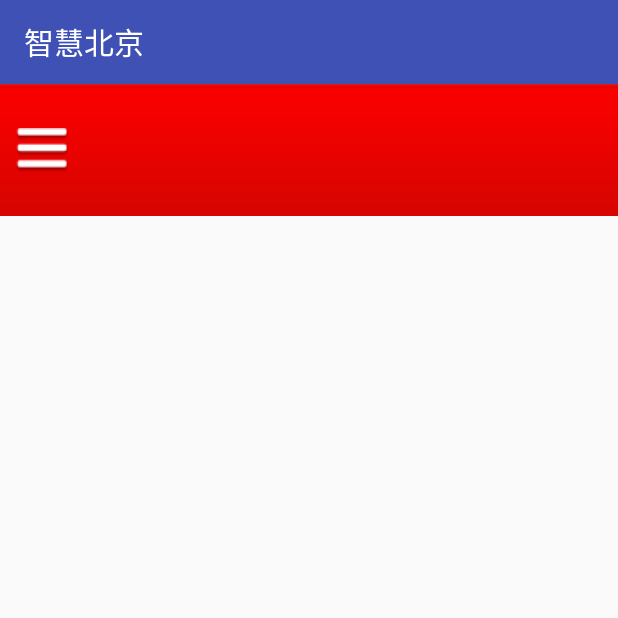
After one commit to Allen151/Zhi_Hui_Bai_Jin, an Android app: the NewsDetailActivity screen opened directly, with no data from a screen before it, on a phone screen of 412 x 824 dp, the top half of it. The commit adds this screen. Run offline under Robolectric (Android 15) with nearby library versions, the phone set to English and light mode, and no system bars.

Commit message:
创建新闻详情页

```diff
--- a/app/src/main/AndroidManifest.xml
+++ b/app/src/main/AndroidManifest.xml
@@ -1,6 +1,7 @@
 <?xml version="1.0" encoding="utf-8"?>
 <manifest xmlns:android="http://schemas.android.com/apk/res/android"
           package="com.example.qzl.zhi_hui_bai_jin">
+
     <uses-permission android:name="android.permission.INTERNET"/>
     <uses-permission android:name="android.permission.WRITE_EXTERNAL_STORAGE"/>
 
@@ -21,8 +22,11 @@
         </activity>
         <activity android:name=".GuideActivity">
         </activity>
-        <activity android:name=".MainActivity"
+        <activity
+            android:name=".MainActivity"
             android:theme="@style/Theme.PageIndicatorDefaults">
+        </activity>
+        <activity android:name=".NewsDetailActivity">
         </activity>
     </application>
 
--- /dev/null
+++ b/app/src/main/java/com/example/qzl/zhi_hui_bai_jin/NewsDetailActivity.java
@@ -0,0 +1,16 @@
+package com.example.qzl.zhi_hui_bai_jin;
+
+import android.support.v7.app.AppCompatActivity;
+import android.os.Bundle;
+
+/**
+ * 新闻详情页
+ */
+public class NewsDetailActivity extends AppCompatActivity {
+
+    @Override
+    protected void onCreate(Bundle savedInstanceState) {
+        super.onCreate(savedInstanceState);
+        setContentView(R.layout.activity_news_detail);
+    }
+}
--- /dev/null
+++ b/app/src/main/res/layout/activity_news_detail.xml
@@ -0,0 +1,11 @@
+<?xml version="1.0" encoding="utf-8"?>
+<LinearLayout
+    xmlns:android="http://schemas.android.com/apk/res/android"
+    xmlns:tools="http://schemas.android.com/tools"
+    android:layout_width="match_parent"
+    android:layout_height="match_parent"
+    tools:context="com.example.qzl.zhi_hui_bai_jin.NewsDetailActivity"
+    android:orientation="vertical">
+    <include layout="@layout/title_bat"/>
+
+</LinearLayout>
--- a/app/src/main/res/layout/title_bat.xml
+++ b/app/src/main/res/layout/title_bat.xml
@@ -6,23 +6,63 @@
     android:background="@drawable/title_red_bg">
 
     <TextView
+        android:id="@+id/tv_base_pager_title"
         android:layout_width="wrap_content"
         android:layout_height="wrap_content"
-            android:text="智慧北京"
-            android:id="@+id/tv_base_pager_title"
+        android:layout_centerHorizontal="true"
+        android:layout_centerVertical="true"
         android:textColor="#ffffff"
-            android:textSize="22sp"
-            android:layout_centerVertical="true"
-            android:layout_centerHorizontal="true"/>
+        android:textSize="22sp"/>
 
     <ImageButton
+        android:id="@+id/btn_base_pager_menu"
         android:layout_width="wrap_content"
         android:layout_height="wrap_content"
-            android:id="@+id/btn_base_pager_menu"
+        android:layout_alignParentStart="true"
+        android:layout_centerVertical="true"
         android:layout_marginLeft="10dp"
+        android:background="@null"
+        android:src="@drawable/img_menu"
+        />
+
+    <ImageButton
+        android:id="@+id/btn_base_pager_back"
+        android:layout_width="wrap_content"
+        android:layout_height="wrap_content"
+        android:layout_alignParentStart="true"
         android:layout_centerVertical="true"
-            android:layout_alignParentStart="true"
-            android:src="@drawable/img_menu"
+        android:layout_marginLeft="10dp"
         android:background="@null"
+        android:src="@drawable/back"
+        android:visibility="gone"
         />
+
+    <LinearLayout
+        android:id="@+id/ll_tb_control"
+        android:layout_width="wrap_content"
+        android:layout_height="wrap_content"
+        android:layout_alignParentRight="true"
+        android:layout_centerVertical="true"
+        android:layout_marginRight="10dp"
+        android:gravity="center"
+        android:orientation="horizontal"
+        android:visibility="gone">
+
+        <ImageButton
+            android:id="@+id/btn_base_pager_size"
+            android:layout_width="wrap_content"
+            android:layout_height="wrap_content"
+            android:background="@null"
+            android:layout_marginRight="10dp"
+            android:src="@drawable/icon_textsize"
+            />
+
+        <ImageButton
+            android:id="@+id/btn_base_pager_share"
+            android:layout_width="wrap_content"
+            android:layout_height="wrap_content"
+            android:background="@null"
+            android:src="@drawable/icon_share"
+            />
+    </LinearLayout>
 </RelativeLayout>
```
Lines whose indentation alone changed are shown as unchanged.
